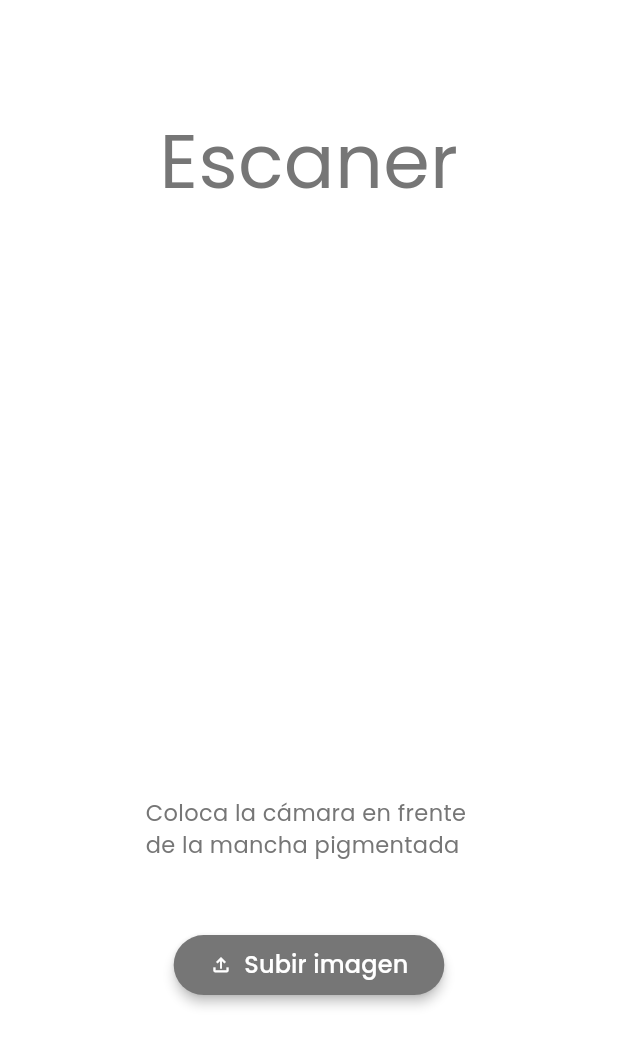
After one commit to EmmanuelFlorencioT/Skin-Scan-DB, a Flutter app: the CameraWidget screen opened directly, on a phone screen of 412 x 824 dp. The commit adds this screen. Shown: the top 1046 px of the screen. Run offline on Flutter 3.47's test engine with Material 2 defaults, Android fonts, the phone set to English and light mode, and no system bars; drawn by our look-alikes of auto_size_text; our stand-ins replace cloud_firestore, firebase_auth, firebase_core, flutter_animate, font_awesome_flutter, from_css_color and 5 more; missing offline and left inert: json_path; accounts and stored records are empty.

Commit message:
feat(camera): add camera tester screens

```diff
--- a/lib/index.dart
+++ b/lib/index.dart
@@ -5,3 +5,6 @@ export '/pages/iniciar_sesion/iniciar_sesion_widget.dart'
     show IniciarSesionWidget;
 export '/pages/perfil/perfil_widget.dart' show PerfilWidget;
 export 'pages/reporte/reporte_widget.dart' show ReporteWidget;
+export '/pages/camera/camera_widget.dart' show CameraWidget;
+export '/pages/camera_r_g/camera_r_g_widget.dart' show CameraRGWidget;
+export '/pages/camera_r_b/camera_r_b_widget.dart' show CameraRBWidget;
--- /dev/null
+++ b/lib/pages/camera/camera_model.dart
@@ -0,0 +1,25 @@
+import '/flutter_flow/flutter_flow_theme.dart';
+import '/flutter_flow/flutter_flow_util.dart';
+import '/flutter_flow/flutter_flow_widgets.dart';
+import 'camera_widget.dart' show CameraWidget;
+import 'package:flutter/material.dart';
+import 'package:google_fonts/google_fonts.dart';
+import 'package:provider/provider.dart';
+
+class CameraModel extends FlutterFlowModel<CameraWidget> {
+  ///  State fields for stateful widgets in this page.
+
+  final unfocusNode = FocusNode();
+
+  /// Initialization and disposal methods.
+
+  void initState(BuildContext context) {}
+
+  void dispose() {
+    unfocusNode.dispose();
+  }
+
+  /// Action blocks are added here.
+
+  /// Additional helper methods are added here.
+}
--- /dev/null
+++ b/lib/pages/camera/camera_widget.dart
@@ -0,0 +1,134 @@
+import '/flutter_flow/flutter_flow_theme.dart';
+import '/flutter_flow/flutter_flow_util.dart';
+import '/flutter_flow/flutter_flow_widgets.dart';
+import 'package:flutter/material.dart';
+import 'package:google_fonts/google_fonts.dart';
+import 'package:provider/provider.dart';
+
+import 'camera_model.dart';
+export 'camera_model.dart';
+
+class CameraWidget extends StatefulWidget {
+  const CameraWidget({Key? key}) : super(key: key);
+
+  @override
+  _CameraWidgetState createState() => _CameraWidgetState();
+}
+
+class _CameraWidgetState extends State<CameraWidget> {
+  late CameraModel _model;
+
+  final scaffoldKey = GlobalKey<ScaffoldState>();
+
+  @override
+  void initState() {
+    super.initState();
+    _model = createModel(context, () => CameraModel());
+  }
+
+  @override
+  void dispose() {
+    _model.dispose();
+
+    super.dispose();
+  }
+
+  @override
+  Widget build(BuildContext context) {
+    return GestureDetector(
+      onTap: () => _model.unfocusNode.canRequestFocus
+          ? FocusScope.of(context).requestFocus(_model.unfocusNode)
+          : FocusScope.of(context).unfocus(),
+      child: Scaffold(
+        key: scaffoldKey,
+        backgroundColor: Colors.white,
+        body: SafeArea(
+          top: true,
+          child: Column(
+            mainAxisSize: MainAxisSize.max,
+            children: [
+              Row(
+                mainAxisAlignment: MainAxisAlignment.center, // Centra los elementos horizontalmente
+                children: [
+                  Expanded( // Ocupa todo el espacio disponible
+                    child: Padding(
+                      padding: EdgeInsets.only(top: 72),
+                      child: Text(
+                        'Escaner',
+                        textAlign: TextAlign.center, // Centra el texto dentro del espacio ocupado
+                        style: FlutterFlowTheme.of(context).bodyMedium.override(
+                          fontFamily: 'Poppins',
+                          color: Color(0xFF767676),
+                          fontSize: 50,
+                          fontWeight: FontWeight.normal,
+                        ),
+                      ),
+                    ),
+                  ),
+                ],
+              ),
+              Row(
+                mainAxisSize: MainAxisSize.max,
+                children: [
+                  Padding(
+                    padding: EdgeInsetsDirectional.fromSTEB(68, 20, 0, 0),
+                    child: Container(
+                      width: MediaQuery.sizeOf(context).width * 0.7,
+                      height: MediaQuery.sizeOf(context).height * 0.35,
+                      decoration: BoxDecoration(
+                        color: FlutterFlowTheme.of(context).secondaryBackground,
+                      ),
+                      child: Stack(
+                        //Codigo isai
+                      ),
+                    ),
+                  ),
+                ],
+              ),
+              Padding(
+                padding: EdgeInsetsDirectional.fromSTEB(0, 80, 0, 0),
+                child: Text(
+                  'Coloca la cámara en frente \nde la mancha pigmentada',
+                  style: FlutterFlowTheme.of(context).bodyMedium.override(
+                        fontFamily: 'Poppins',
+                        color: Color(0xFF767676),
+                        fontSize: 15,
+                      ),
+                ),
+              ),
+              Padding(
+                padding: EdgeInsetsDirectional.fromSTEB(0, 50, 0, 0),
+                child: FFButtonWidget(
+                  onPressed: () {
+                    print('Button pressed ...');
+                  },
+                  text: 'Subir imagen',
+                  icon: Icon(
+                    Icons.file_upload_outlined,
+                    size: 15,
+                  ),
+                  options: FFButtonOptions(
+                    height: 40,
+                    padding: EdgeInsetsDirectional.fromSTEB(24, 0, 24, 0),
+                    iconPadding: EdgeInsetsDirectional.fromSTEB(0, 0, 0, 0),
+                    color: Color(0xFF767676),
+                    textStyle: FlutterFlowTheme.of(context).titleSmall.override(
+                          fontFamily: 'Poppins',
+                          color: Colors.white,
+                        ),
+                    elevation: 3,
+                    borderSide: BorderSide(
+                      color: Colors.transparent,
+                      width: 1,
+                    ),
+                    borderRadius: BorderRadius.circular(50),
+                  ),
+                ),
+              ),
+            ],
+          ),
+        ),
+      ),
+    );
+  }
+}
```
Also changed, not shown: lib/pages/camera_r_b/camera_r_b_model.dart (added, +25 -0 lines), lib/pages/camera_r_b/camera_r_b_widget.dart (added, +187 -0 lines), lib/pages/camera_r_g/camera_r_g_model.dart (added, +25 -0 lines), lib/pages/camera_r_g/camera_r_g_widget.dart (added, +187 -0 lines).
